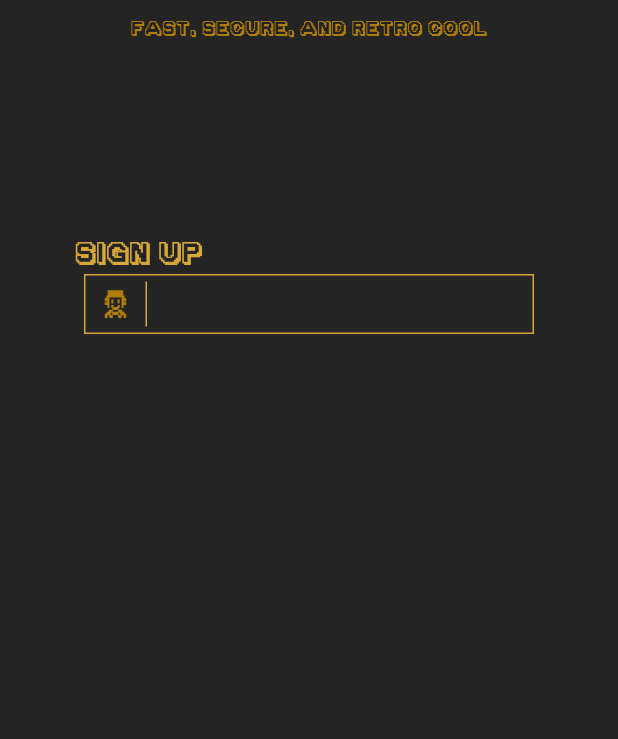
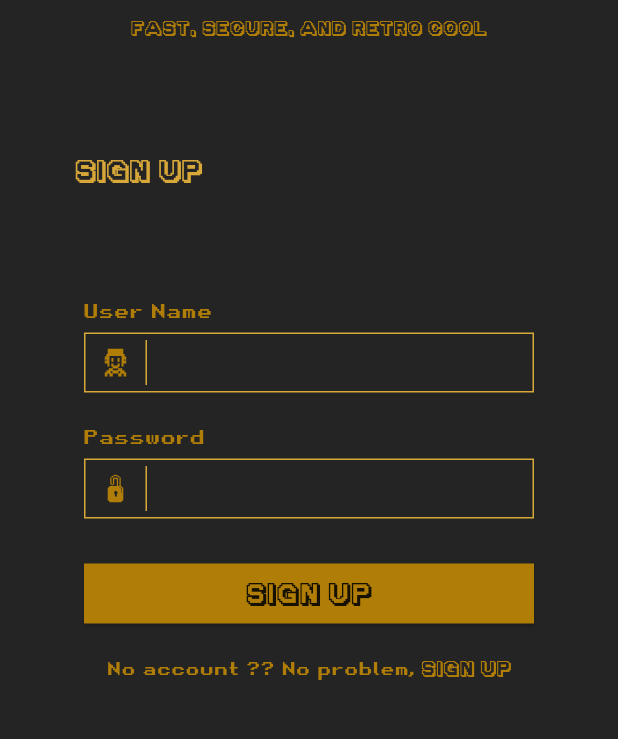
Before and after one commit to EslamNabawy/Metro-Chat, a Flutter app: the screen it shows after launch, on a phone screen of 412 x 824 dp, the part 263-1002 px from its top. Run offline on Flutter 3.47's test engine with Material 3 defaults, Android fonts, the phone set to English and light mode, and no system bars; our stand-ins replace flutter_svg, go_router, just_audio, permission_handler.

Commit message:
refactor(auth): update UI components and add username validation
- Implement CustomButton widget with size enumeration.
- Refactor CustomFormField to accept optional hintText and validator.
- Add password_icon.svg asset and update pubspec.yaml assets list.
- Modify SignupScreen to use new widgets and validate username input.

BREAKING CHANGE: The SignupScreen widget now requires controllers for the
username and password fields. This may affect consumers of the SignupScreenwho do not provide these controllers.

```diff
--- /dev/null
+++ b/lib/Features/Auth/Widgets/custom_button.dart
@@ -0,0 +1,61 @@
+import 'package:flutter/material.dart';
+
+import '../../../Core/Constants/fonts.dart';
+import '../../../Core/Theme/app_colors.dart';
+
+enum ButtonSize { small, medium, large }
+
+class CustomButton extends StatelessWidget {
+  final ButtonSize size;
+  final VoidCallback onPressed;
+  final String text;
+
+  const CustomButton({
+    super.key,
+    required this.size,
+    required this.onPressed,
+    required this.text,
+  });
+
+  @override
+  Widget build(BuildContext context) {
+    double height;
+    double width;
+
+    switch (size) {
+      case ButtonSize.small:
+        height = 30;
+        width = 200;
+        break;
+      case ButtonSize.medium:
+        height = 35;
+        width = 250;
+        break;
+      case ButtonSize.large:
+        height = 40;
+        width = 300;
+        break;
+    }
+
+    return Container(
+      height: height,
+      width: width,
+      margin: const EdgeInsets.only(top: 30),
+      child: ElevatedButton(
+        onPressed: onPressed,
+        style: ElevatedButton.styleFrom(
+          backgroundColor: AppColors.secondary,
+          shape: const RoundedRectangleBorder(),
+        ),
+        child: Text(
+          text,
+          style: const TextStyle(
+            fontFamily: AppFonts.golden,
+            fontSize: 20,
+            color: Colors.black87,
+          ),
+        ),
+      ),
+    );
+  }
+}
--- a/lib/Features/Auth/Widgets/custom_form_field.dart
+++ b/lib/Features/Auth/Widgets/custom_form_field.dart
@@ -5,8 +5,19 @@ import 'package:metro_chat/Core/Constants/fonts.dart';
 import 'package:metro_chat/Core/Theme/app_colors.dart';
 
 class CustomFormField extends StatelessWidget {
+  final TextEditingController controller;
+  final String? hintText; // Make hintText optional
+  final String svgIconPath;
+  final bool isPassword;
+  final String? Function(String?)? validator;
+
   const CustomFormField({
     super.key,
+    required this.controller,
+    this.hintText, // Optional hintText
+    required this.svgIconPath,
+    this.isPassword = false,
+    this.validator,
   });
 
   @override
@@ -28,7 +39,7 @@ class CustomFormField extends StatelessWidget {
               width: 40,
               child: Center(
                 child: SvgPicture.asset(
-                  'assets/Icons/username_icon.svg',
+                  svgIconPath,
                   width: 20,
                   height: 20,
                 ),
@@ -44,10 +55,13 @@ class CustomFormField extends StatelessWidget {
             ),
             Expanded(
               child: TextFormField(
+                controller: controller,
+                obscureText: isPassword,
                 enableIMEPersonalizedLearning: true,
                 maxLength: 15,
                 maxLengthEnforcement: MaxLengthEnforcement.enforced,
-                validator: (value) {
+                validator: validator ??
+                        (value) {
                       if (value == null || value.isEmpty) {
                         return 'Please enter some text';
                       }
@@ -59,7 +73,7 @@ class CustomFormField extends StatelessWidget {
                   color: AppColors.secondary,
                 ),
                 decoration: InputDecoration(
-                  hintText: '',
+                  hintText: hintText ?? '', // Use empty string if hintText is null
                   hintStyle: TextStyle(
                     fontFamily: AppFonts.pixellari,
                     fontSize: 14,
--- a/lib/Features/Auth/sign_up_screen.dart
+++ b/lib/Features/Auth/sign_up_screen.dart
@@ -1,23 +1,116 @@
 import 'package:flutter/material.dart';
 
+import '../../Core/Constants/fonts.dart';
+import '../../Core/Theme/app_colors.dart';
 import 'Widgets/auth_header.dart';
+import 'Widgets/custom_button.dart';
 import 'Widgets/custom_form_field.dart';
 import 'Widgets/sign_up_title.dart';
 
-class SignupScreen extends StatelessWidget {
+class SignupScreen extends StatefulWidget {
   const SignupScreen({super.key});
 
   @override
+  SignupScreenState createState() => SignupScreenState();
+}
+
+class SignupScreenState extends State<SignupScreen> {
+  final TextEditingController usernameController = TextEditingController();
+  final TextEditingController passwordController = TextEditingController();
+
+  @override
+  void dispose() {
+    usernameController.dispose();
+    passwordController.dispose();
+    super.dispose();
+  }
+
+  @override
   Widget build(BuildContext context) {
-    return const Scaffold(
+    return Scaffold(
       body: SingleChildScrollView(
         child: Column(
           children: [
-            AuthHeader(),
-            SizedBox(height: 70),
-            SizedBox(height: 55),
-            SignUpTitle(),
-            CustomFormField(),
+            const AuthHeader(),
+            const SizedBox(height: 70),
+            const SignUpTitle(),
+            const SizedBox(height: 70),
+            const Row(
+              mainAxisAlignment: MainAxisAlignment.start,
+              children: [
+                Padding(
+                  padding: EdgeInsets.only(left: 55, bottom: 5),
+                  child: Text(
+                    'User Name',
+                    style: TextStyle(
+                      fontFamily: AppFonts.retro,
+                      fontSize: 13,
+                      color: AppColors.secondary,
+                    ),
+                  ),
+                ),
+              ],
+            ),
+            CustomFormField(
+              controller: usernameController,
+              svgIconPath: 'assets/Icons/username_icon.svg',
+              isPassword: false,
+            ),
+            const SizedBox(height: 20),
+            const Row(
+              mainAxisAlignment: MainAxisAlignment.start,
+              children: [
+                Padding(
+                  padding: EdgeInsets.only(left: 55, bottom: 5),
+                  child: Text(
+                    'Password',
+                    style: TextStyle(
+                      fontFamily: AppFonts.retro,
+                      fontSize: 13,
+                      color: AppColors.secondary,
+                    ),
+                  ),
+                ),
+              ],
+            ),
+            CustomFormField(
+              controller: passwordController,
+              svgIconPath: 'assets/Icons/password_icon.svg',
+              isPassword: true,
+              validator: (value) {
+                if (value == null || value.length < 6) {
+                  return 'Password must be at least 6 characters';
+                }
+                return null;
+              },
+            ),
+            CustomButton(
+              size: ButtonSize.large,
+              onPressed: () {},
+              text: 'Sign Up',
+            ),
+            const SizedBox(height: 20),
+            const Row(
+              mainAxisAlignment: MainAxisAlignment.center,
+              children: [
+                Text(
+                  'No account ?? No problem, ',
+                  style: TextStyle(
+                    fontFamily: AppFonts.retro,
+                    fontSize: 12,
+                    color: AppColors.secondary,
+                  ),
+                ),
+                Text(
+                  'Sign Up',
+                  style: TextStyle(
+                    fontFamily: AppFonts.golden,
+                    fontSize: 14,
+                    color: AppColors.secondary,
+                  ),
+                )
+              ],
+            )
           ],
         ),
       ),
--- a/pubspec.yaml
+++ b/pubspec.yaml
@@ -25,7 +25,7 @@ flutter:
 
   assets:
     - assets/Sounds/splash_screen_sound_effect.mp3
-    - assets/Icons/username_icon.svg
+    - assets/Icons/
   fonts:
     - family: GoldenAgeShad
       fonts:
```
Also changed, not shown: assets/Icons/password_icon.svg (added). Lines whose indentation alone changed are shown as unchanged.
